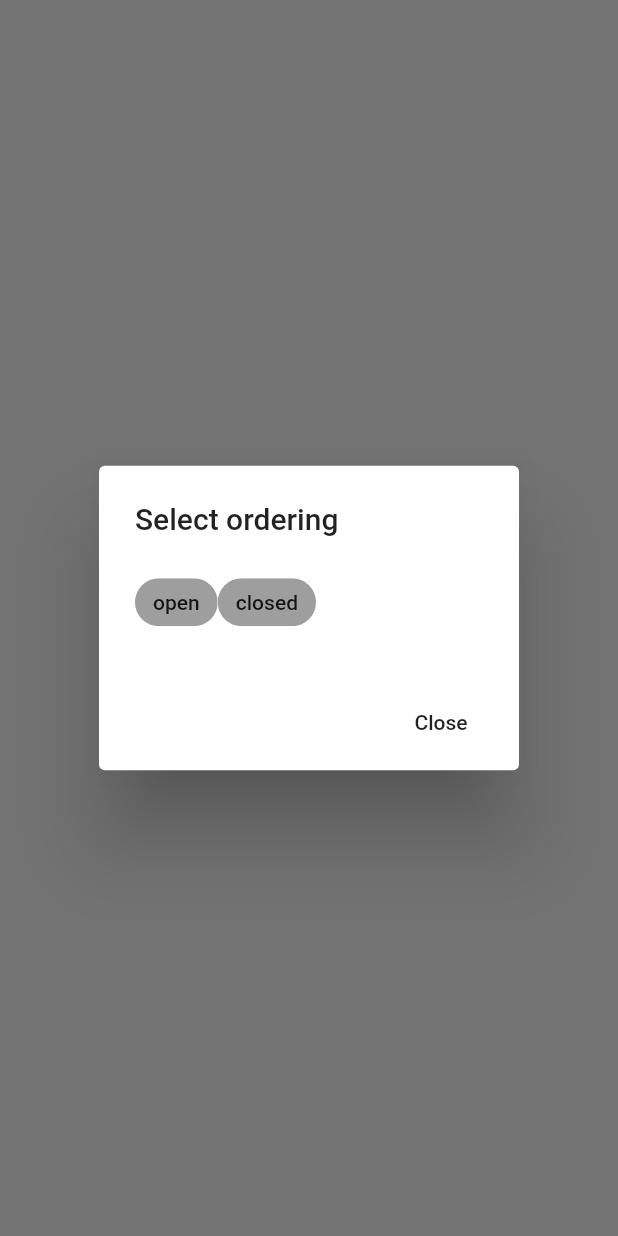
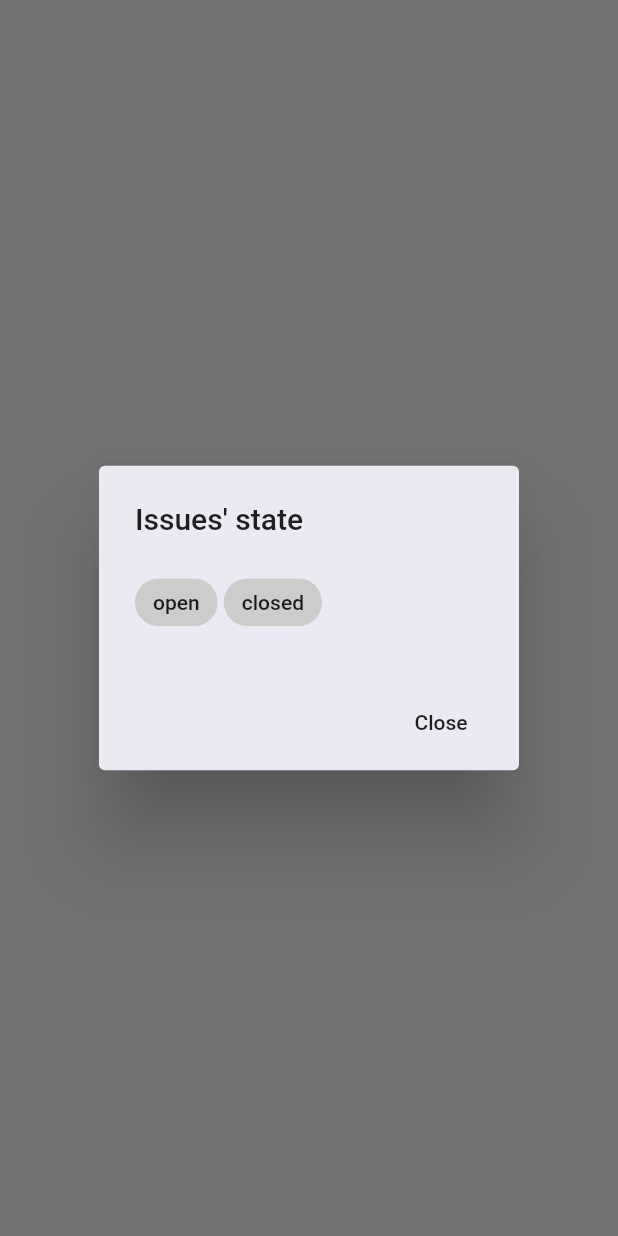
Before and after one commit to ramin-vakili/media_market_challenge, a Flutter app: what showSelectStateFilterDialog() shows on an empty page, opened directly with empty values, on a phone screen of 412 x 824 dp. Run offline on Flutter 3.47's test engine with Material 2 defaults, Android fonts, the phone set to English and light mode, and no system bars; our stand-ins replace cached_network_image, flutter_bloc, flutter_html, get_it, graphql_flutter, shared_preferences; accounts and stored records are empty; network calls fail.

Commit message:
Somce UI cleanup

```diff
--- a/lib/ui/dialogs/dialog_wrapper.dart
+++ b/lib/ui/dialogs/dialog_wrapper.dart
@@ -20,7 +20,7 @@ class _DialogWrapperState extends State<DialogWrapper>
     super.initState();
     _controller = AnimationController(
       vsync: this,
-      duration: const Duration(milliseconds: 400),
+      duration: const Duration(milliseconds: 200),
     )..forward();
   }
 
--- a/lib/ui/dialogs/filter_dialogs.dart
+++ b/lib/ui/dialogs/filter_dialogs.dart
@@ -15,7 +15,8 @@ Future<void> showSelectOrderingDialog({
       context: context,
       builder: (BuildContext context) => DialogWrapper(
         child: AlertDialog(
-          title: const Text('Select ordering'),
+          backgroundColor: Theme.of(context).primaryColor,
+          title: const Text('Issues\' order'),
           content: SelectOrderingDialog(
             orderField: orderField,
             orderDirection: orderDirection,
@@ -40,7 +41,8 @@ Future<void> showSelectStateFilterDialog({
       context: context,
       builder: (BuildContext context) => DialogWrapper(
         child: AlertDialog(
-          title: const Text('Select ordering'),
+          backgroundColor: Theme.of(context).primaryColor,
+          title: const Text('Issues\' state'),
           content: SelectStateFilterDialog(
             issuesState: states,
             onStatesChanged: onStatesChanged,
--- a/lib/ui/pages/home_page.dart
+++ b/lib/ui/pages/home_page.dart
@@ -53,7 +53,10 @@ class _HomePageState extends State<HomePage> {
             } else if (state is GithubIssuesErrorState) {
               return Center(child: Text(state.message));
             } else {
-              return const Center(child: CircularProgressIndicator());
+              return const Align(
+                child: CircularProgressIndicator(),
+                alignment: Alignment.topCenter,
+              );
             }
           },
         ),
--- a/lib/ui/widgets/issue_item.dart
+++ b/lib/ui/widgets/issue_item.dart
@@ -58,5 +58,5 @@ class IssueItem extends StatelessWidget {
       );
 
   Widget _buildIsVisited() =>
-      isVisited ? const Icon(Icons.remove_red_eye) : const SizedBox.shrink();
+      isVisited ? const Icon(Icons.remove_red_eye) : const SizedBox(height: 16);
 }
--- a/lib/ui/widgets/multiple_choice_option.dart
+++ b/lib/ui/widgets/multiple_choice_option.dart
@@ -36,7 +36,9 @@ class _MultipleChoiceOptionState<T extends Enum>
     return Wrap(
       children: List<Widget>.generate(widget.options.length, (int index) {
         final T t = widget.options[index];
-        return InkWell(
+        return Padding(
+          padding: const EdgeInsets.only(right: 4),
+          child: InkWell(
             onTap: () => setState(() {
               if (!_selectedOptions.contains(t)) {
                 _selectedOptions.add(t);
@@ -49,9 +51,18 @@ class _MultipleChoiceOptionState<T extends Enum>
               widget.onOptionSelected?.call(_selectedOptions);
             }),
             child: Chip(
-            backgroundColor:
-                _selectedOptions.contains(t) ? Colors.green : Colors.grey,
-            label: Text(t.name),
+              backgroundColor: _selectedOptions.contains(t)
+                  ? Colors.green
+                  : Colors.grey.withOpacity(0.5),
+              label: Text(
+                t.name,
+                style: TextStyle(
+                  color: _selectedOptions.contains(t)
+                      ? Colors.white
+                      : Colors.black87,
+                ),
+              ),
+            ),
           ),
         );
       }),
```
Also changed, not shown: lib/ui/widgets/single_choose_option.dart (+18 -8 lines). Lines whose indentation alone changed are shown as unchanged.
